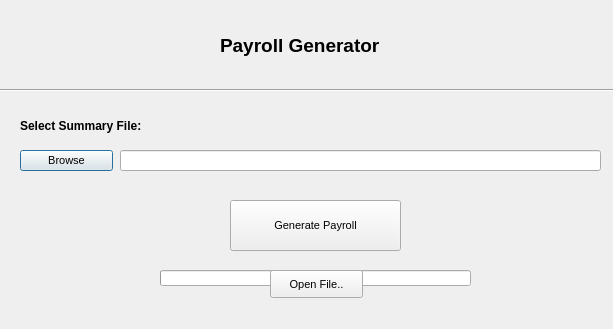
Above: generator_gui.ui from c-smith7/Payroll_script before the change. Below: the same form after it.
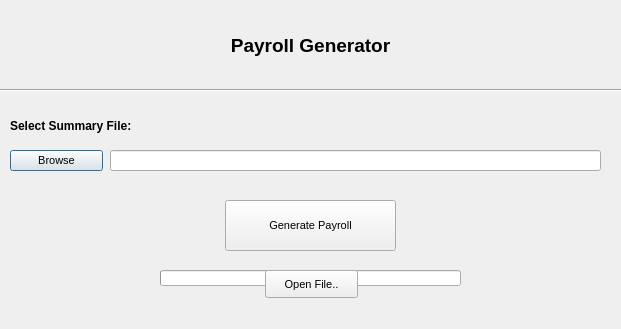
That is the form after the change. Icons and pictures are not drawn.

Commit message: Update and edit qy slots, signals, and threads for GUI.

The edit to the form file:
```diff
--- a/generator_gui.ui
+++ b/generator_gui.ui
@@ -6,7 +6,7 @@
    <rect>
     <x>0</x>
     <y>0</y>
-    <width>613</width>
+    <width>621</width>
     <height>329</height>
    </rect>
   </property>
@@ -30,9 +30,9 @@
   <widget class="QLineEdit" name="file_name">
    <property name="geometry">
     <rect>
-     <x>120</x>
+     <x>110</x>
      <y>150</y>
-     <width>481</width>
+     <width>491</width>
      <height>21</height>
     </rect>
    </property>
@@ -50,7 +50,7 @@
   <widget class="QPushButton" name="browse_btn">
    <property name="geometry">
     <rect>
-     <x>20</x>
+     <x>10</x>
      <y>150</y>
      <width>93</width>
      <height>21</height>
@@ -71,7 +71,7 @@
   <widget class="QLabel" name="browse_label">
    <property name="geometry">
     <rect>
-     <x>20</x>
+     <x>10</x>
      <y>110</y>
      <width>151</width>
      <height>31</height>
@@ -90,7 +90,7 @@
   <widget class="QPushButton" name="generate_btn">
    <property name="geometry">
     <rect>
-     <x>230</x>
+     <x>225</x>
      <y>200</y>
      <width>171</width>
      <height>51</height>
@@ -111,10 +111,10 @@
   <widget class="QLabel" name="title">
    <property name="geometry">
     <rect>
-     <x>220</x>
-     <y>25</y>
-     <width>201</width>
-     <height>41</height>
+     <x>0</x>
+     <y>0</y>
+     <width>621</width>
+     <height>91</height>
     </rect>
    </property>
    <property name="font">
@@ -136,6 +136,9 @@
    <property name="scaledContents">
     <bool>false</bool>
    </property>
+   <property name="alignment">
+    <set>Qt::AlignCenter</set>
+   </property>
    <property name="margin">
     <number>0</number>
    </property>
@@ -153,34 +156,12 @@
     <enum>Qt::Horizontal</enum>
    </property>
   </widget>
-  <widget class="QLabel" name="payroll_complete">
-   <property name="enabled">
-    <bool>true</bool>
-   </property>
-   <property name="geometry">
-    <rect>
-     <x>247</x>
-     <y>260</y>
-     <width>140</width>
-     <height>30</height>
-    </rect>
-   </property>
-   <property name="font">
-    <font>
-     <family>Arial</family>
-     <pointsize>10</pointsize>
-    </font>
-   </property>
-   <property name="text">
-    <string>Payroll Complete!</string>
-   </property>
-  </widget>
   <widget class="QProgressBar" name="prog_bar">
    <property name="geometry">
     <rect>
      <x>160</x>
      <y>270</y>
-     <width>311</width>
+     <width>301</width>
      <height>16</height>
     </rect>
    </property>
@@ -227,7 +208,7 @@
   <widget class="QPushButton" name="open_file_btn">
    <property name="geometry">
     <rect>
-     <x>270</x>
+     <x>265</x>
      <y>270</y>
      <width>93</width>
      <height>28</height>
```
Left out of the diff: 2 changed lines with no effect on the pictures. The commit also changes 1 other file.
